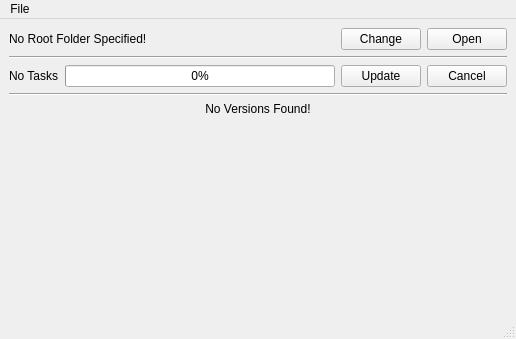
Qt form main_window_design.ui (DotBow/Blender-Version-Manager) before a commit.
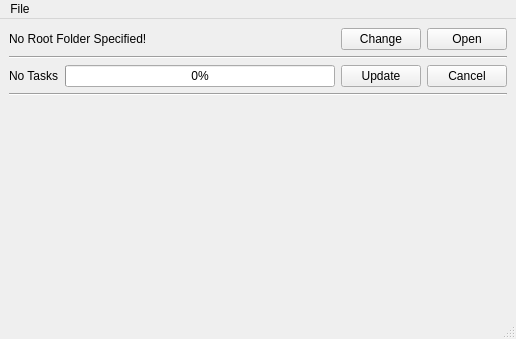
The same form after that commit.

Patch:
```diff
--- a/main_window_design.ui
+++ b/main_window_design.ui
@@ -108,21 +108,7 @@
      </widget>
     </item>
     <item>
-     <layout class="QVBoxLayout" name="listVersions">
-      <item>
-       <widget class="QLabel" name="label">
-        <property name="text">
-         <string>No Versions Found!</string>
-        </property>
-        <property name="textFormat">
-         <enum>Qt::AutoText</enum>
-        </property>
-        <property name="alignment">
-         <set>Qt::AlignCenter</set>
-        </property>
-       </widget>
-      </item>
-     </layout>
+     <layout class="QVBoxLayout" name="listVersions"/>
     </item>
     <item>
      <spacer name="verticalSpacer">
```
